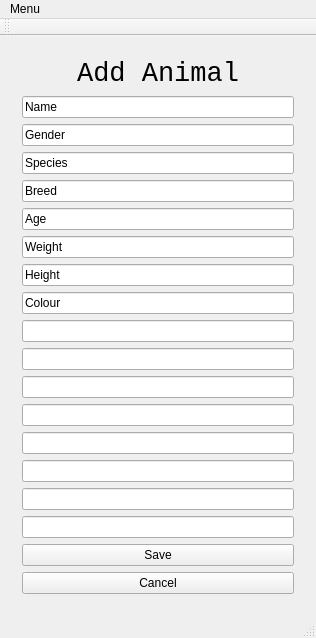
First picture: the form in cuACS/mainwindow.ui, repository husseinkhlawey/NullPointerException, before the edit.
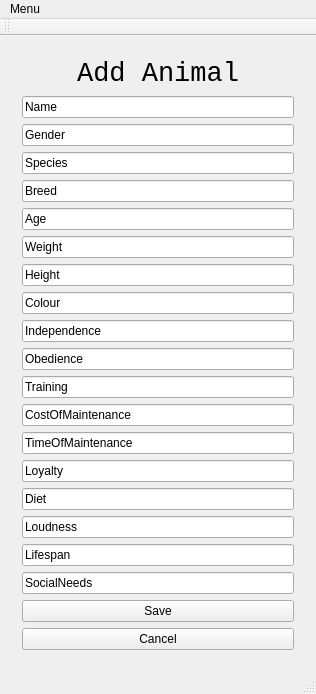
Second picture: the form after the edit. The open tabs and pages were chosen to show the change.

Diff of the .ui file:
```diff
--- a/cuACS/mainwindow.ui
+++ b/cuACS/mainwindow.ui
@@ -7,7 +7,7 @@
     <x>0</x>
     <y>0</y>
     <width>316</width>
-    <height>606</height>
+    <height>687</height>
    </rect>
   </property>
   <property name="windowTitle">
@@ -397,28 +397,74 @@
          </widget>
         </item>
         <item>
-         <widget class="QLineEdit" name="lineEdit_14"/>
+         <widget class="QLineEdit" name="lineEdit_14">
+          <property name="text">
+           <string>Independence</string>
+          </property>
+         </widget>
         </item>
         <item>
-         <widget class="QLineEdit" name="lineEdit_15"/>
+         <widget class="QLineEdit" name="lineEdit_15">
+          <property name="text">
+           <string>Obedience</string>
+          </property>
+         </widget>
         </item>
         <item>
-         <widget class="QLineEdit" name="lineEdit_16"/>
+         <widget class="QLineEdit" name="lineEdit_16">
+          <property name="text">
+           <string>Training</string>
+          </property>
+         </widget>
         </item>
         <item>
-         <widget class="QLineEdit" name="lineEdit_17"/>
+         <widget class="QLineEdit" name="lineEdit_17">
+          <property name="text">
+           <string>CostOfMaintenance</string>
+          </property>
+         </widget>
         </item>
         <item>
-         <widget class="QLineEdit" name="lineEdit_18"/>
+         <widget class="QLineEdit" name="lineEdit_18">
+          <property name="text">
+           <string>TimeOfMaintenance</string>
+          </property>
+         </widget>
         </item>
         <item>
-         <widget class="QLineEdit" name="lineEdit_19"/>
+         <widget class="QLineEdit" name="lineEdit_19">
+          <property name="text">
+           <string>Loyalty</string>
+          </property>
+         </widget>
         </item>
         <item>
-         <widget class="QLineEdit" name="lineEdit_20"/>
+         <widget class="QLineEdit" name="lineEdit_20">
+          <property name="text">
+           <string>Diet</string>
+          </property>
+         </widget>
         </item>
         <item>
-         <widget class="QLineEdit" name="lineEdit_21"/>
+         <widget class="QLineEdit" name="lineEdit_22">
+          <property name="text">
+           <string>Loudness</string>
+          </property>
+         </widget>
+        </item>
+        <item>
+         <widget class="QLineEdit" name="lineEdit_23">
+          <property name="text">
+           <string>Lifespan</string>
+          </property>
+         </widget>
+        </item>
+        <item>
+         <widget class="QLineEdit" name="lineEdit_21">
+          <property name="text">
+           <string>SocialNeeds</string>
+          </property>
+         </widget>
         </item>
         <item>
          <widget class="QPushButton" name="pushButton_11">
```
Left out of the diff: 2 changed lines with no effect on the pictures.
